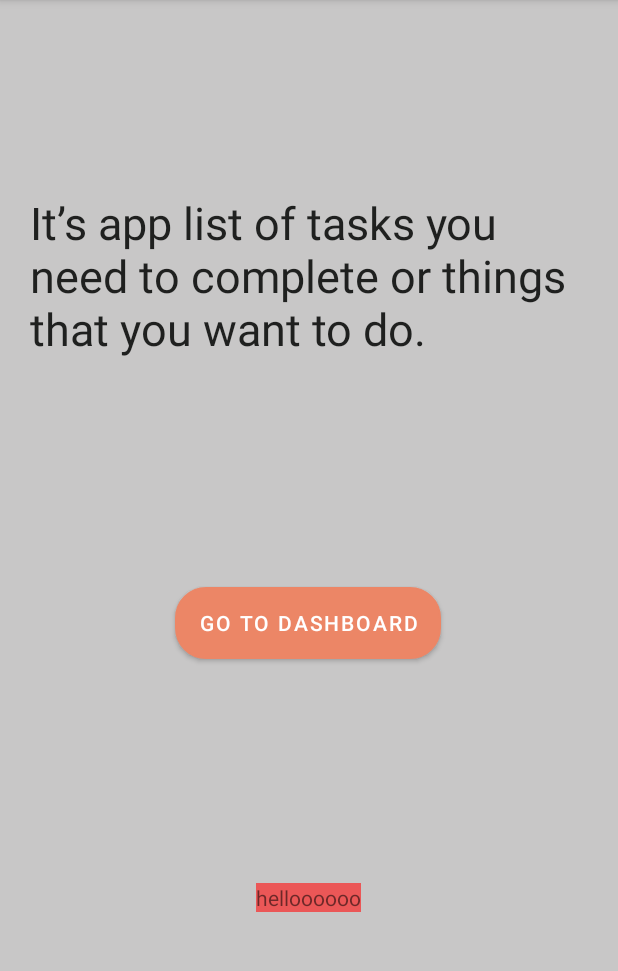
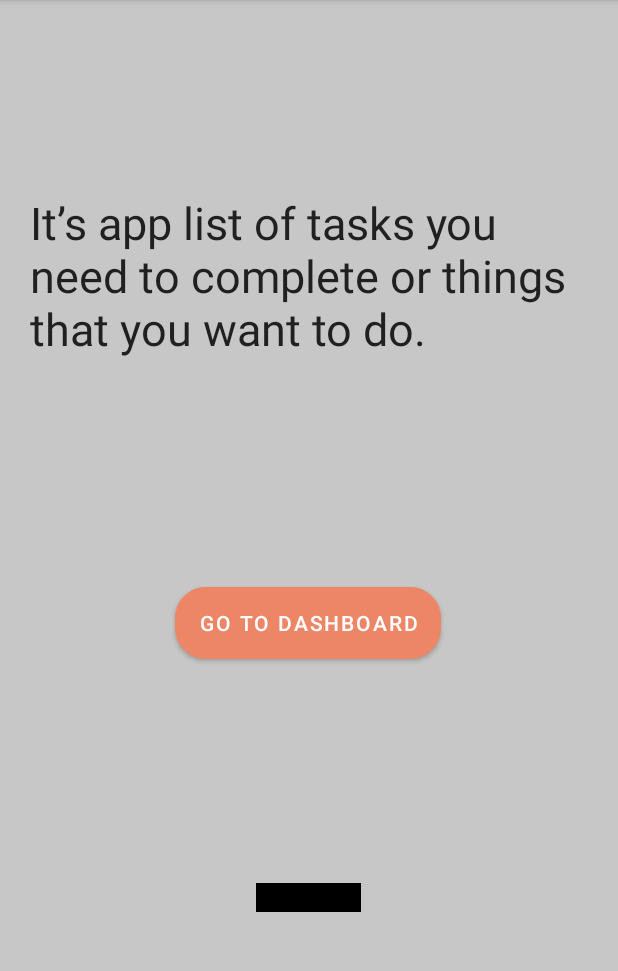
Before and after one commit to priyankamalekar123/TODOApp, an Android app: the IF_User_Login_Fragment screen opened through its navigation route, on a phone screen of 412 x 824 dp, the part 84-1055 px from its top. Run offline under Robolectric (Android 15) with nearby library versions, the phone set to English and light mode, and no system bars; our stand-ins replace navigation-ui.

```diff
--- a/app/src/main/res/layout/fragment_i_f__user__login_.xml
+++ b/app/src/main/res/layout/fragment_i_f__user__login_.xml
@@ -38,7 +38,7 @@
         android:layout_width="wrap_content"
         android:layout_height="wrap_content"
         android:layout_marginBottom="140dp"
-        android:background="@color/red"
+        android:background="@color/black"
         android:text="helloooooo"
         app:layout_constraintBottom_toBottomOf="parent"
         app:layout_constraintEnd_toEndOf="parent"
```
